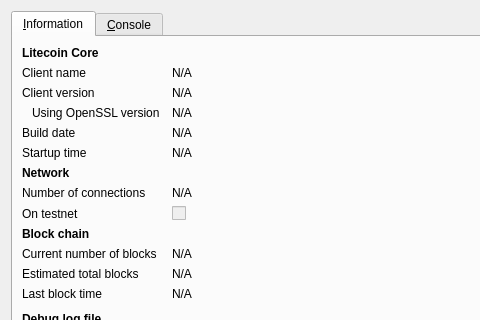
This is src/qt/forms/rpcconsole.ui in shindigs/timcoin as Qt 5 draws it before an edit; both pictures show x 0 to 480 and y 0 to 320 of the 740 by 450 pixel window. The edited form follows.
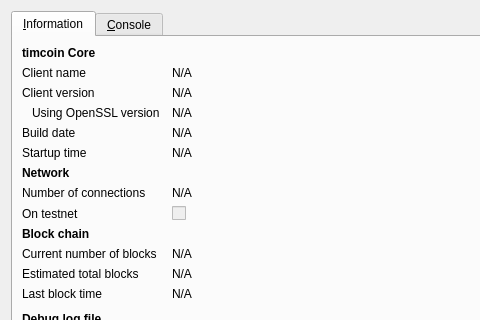
This is the edited form. Icons and pictures are not drawn.

```diff
--- a/src/qt/forms/rpcconsole.ui
+++ b/src/qt/forms/rpcconsole.ui
@@ -36,7 +36,7 @@
           </font>
          </property>
          <property name="text">
-          <string>Litecoin Core</string>
+          <string>timcoin Core</string>
          </property>
         </widget>
        </item>
```
Left out of the diff: 6 changed lines with no effect on the pictures.
